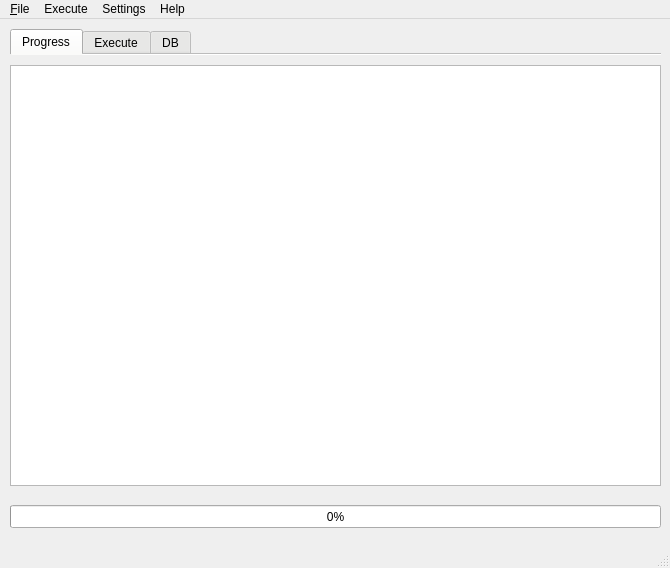
Above: ui_mw.ui from Ol333/dipl before the change. Below: the same form after it.
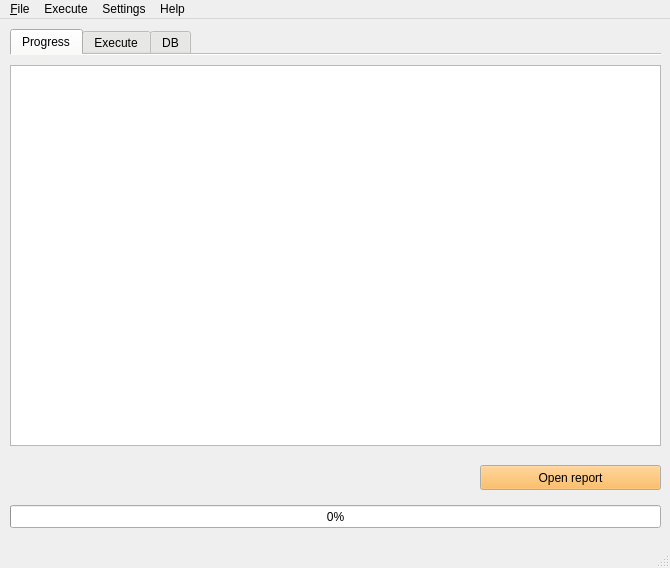
That is the form after the change. The open tabs and pages were chosen to show the change.

Commit message: +delete project, confugure file, report, progress

Patch:
```diff
--- a/ui_mw.ui
+++ b/ui_mw.ui
@@ -92,13 +92,63 @@
         <x>0</x>
         <y>10</y>
         <width>651</width>
-        <height>421</height>
+        <height>381</height>
        </rect>
       </property>
       <property name="readOnly">
        <bool>true</bool>
       </property>
      </widget>
+     <widget class="QPushButton" name="pushButton_8">
+      <property name="geometry">
+       <rect>
+        <x>470</x>
+        <y>410</y>
+        <width>181</width>
+        <height>25</height>
+       </rect>
+      </property>
+      <property name="palette">
+       <palette>
+        <active>
+         <colorrole role="Button">
+          <brush brushstyle="SolidPattern">
+           <color alpha="255">
+            <red>252</red>
+            <green>175</green>
+            <blue>62</blue>
+           </color>
+          </brush>
+         </colorrole>
+        </active>
+        <inactive>
+         <colorrole role="Button">
+          <brush brushstyle="SolidPattern">
+           <color alpha="255">
+            <red>252</red>
+            <green>175</green>
+            <blue>62</blue>
+           </color>
+          </brush>
+         </colorrole>
+        </inactive>
+        <disabled>
+         <colorrole role="Button">
+          <brush brushstyle="SolidPattern">
+           <color alpha="255">
+            <red>211</red>
+            <green>215</green>
+            <blue>207</blue>
+           </color>
+          </brush>
+         </colorrole>
+        </disabled>
+       </palette>
+      </property>
+      <property name="text">
+       <string>Open report</string>
+      </property>
+     </widget>
     </widget>
     <widget class="QWidget" name="tab">
      <attribute name="title">
```
The commit also changes 9 other files.
